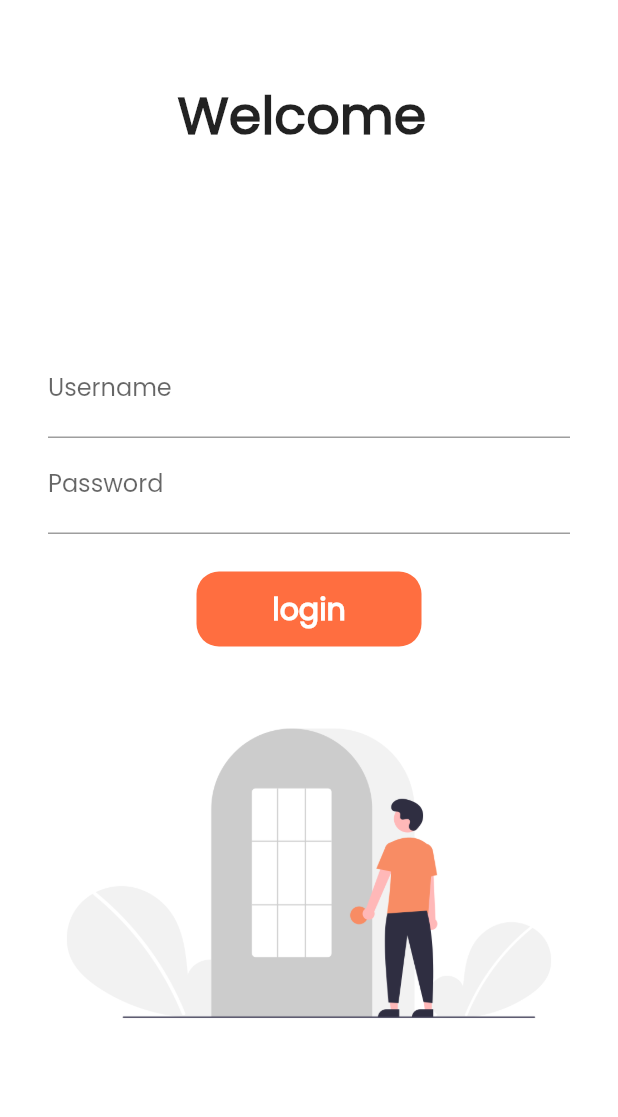
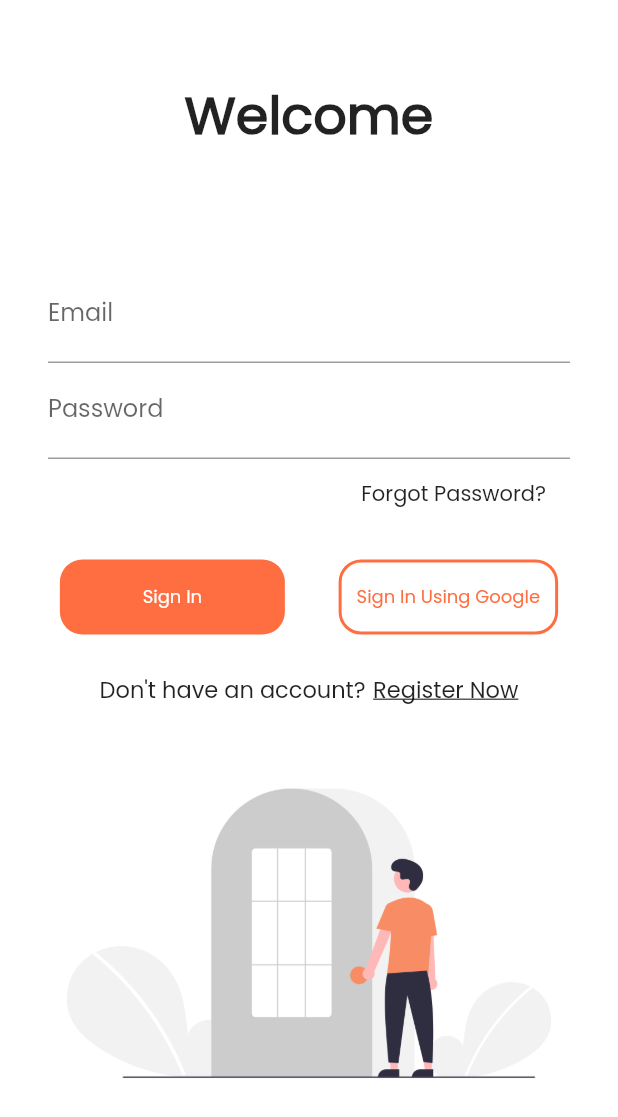
Before and after one commit to shhdwi/book-a-book, a Flutter app: the LoginPage screen opened by its route, on a phone screen of 412 x 824 dp. Shown: the top 1117 px of the screen. Run offline on Flutter 3.47's test engine with Material 2 defaults, Android fonts, the phone set to English and light mode, and no system bars; our stand-ins replace firebase_auth, firebase_core; accounts and stored records are empty; network calls fail.

Commit message:
Added SignUp with Firebase

```diff
--- /dev/null
+++ b/lib/model/user.dart
@@ -0,0 +1,5 @@
+class UserData{
+  late String userId;
+  UserData({required this.userId});
+
+}
--- a/lib/screens/login_page.dart
+++ b/lib/screens/login_page.dart
@@ -39,7 +39,7 @@ class _LoginPageState extends State<LoginPage> {
            children: [
              SizedBox(height: 50.0),
              Text(
-               "Welcome $name",
+               "Welcome",
                style: TextStyle(
                  fontSize: 35,
                  fontFamily: "Poppins",
@@ -54,15 +54,15 @@ class _LoginPageState extends State<LoginPage> {
                child: Column(
                  mainAxisAlignment: MainAxisAlignment.spaceEvenly,
                  children: [
-                   SizedBox(height: 100.0),
+                   SizedBox(height: 50.0),
                    TextFormField(
                      decoration: InputDecoration(
-                       hintText: "Enter Username",
-                       labelText: "Username",
+                       hintText: "Enter Email",
+                       labelText: "Email",
                      ),
                      validator: (value){
                        if (value!.isEmpty){
-                         return "Username cannot be empty";
+                         return "Email cannot be empty";
                        }
                        return null;
 
@@ -93,8 +93,20 @@ class _LoginPageState extends State<LoginPage> {
                        return null;
                      },
                    ),
+                   SizedBox(height: 5),
+                   Container(
+                     alignment: Alignment.centerRight,
+                     child: Container(
+                       padding: EdgeInsets.symmetric(horizontal: 16,vertical: 8),
+                       child: Text("Forgot Password?"),
+                     ),
+                   ),
                    SizedBox(height: 25.0),
+                   Row(
+                     mainAxisAlignment: MainAxisAlignment.spaceEvenly,
+                     children: [
                        InkWell(
+
                          onTap: () => moveToHome(context),
                          child: AnimatedContainer(
                            duration: Duration(milliseconds: 200),
@@ -103,14 +115,14 @@ class _LoginPageState extends State<LoginPage> {
 
                            alignment: Alignment.center,
                            child: changeBtn
-                           ?Icon(Icons.done)
+                               ?Icon(Icons.done,color: Colors.white)
                                :Text(
-                         "login",
+                             "Sign In",
                              style: TextStyle(
                                color: Colors.white,
-                           fontSize: 20,
+                               fontSize: 12,
                                fontFamily: "Poppins",
-                           fontWeight: FontWeight.bold,
+                               // fontWeight: FontWeight.bold,
                              ),
 
                            ),
@@ -120,8 +132,76 @@ class _LoginPageState extends State<LoginPage> {
                            ),
 
                          ),
+                       ),
+                       SizedBox(width: 20),
+                       // ElevatedButton(
+                       //     child:
+                       //     Text("Login"),
+                       //     onPressed: (){},
+                       //     style: ElevatedButton.styleFrom(
+                       //       primary: Colors.deepOrangeAccent,
+                       //       onPrimary: Colors.white,
+                       //     )
+                       // ),
+                       // SizedBox(width: 15,),
+                       // ElevatedButton(
+                       //   child:
+                       //   Text("Sign Up"),
+                       //   onPressed: (){},
+                       //   style: ElevatedButton.styleFrom(
+                       //     primary: Colors.deepOrangeAccent,
+                       //     onPrimary: Colors.white,
+                       //   )
+                       //   ),
+                       Container(
+
+                         padding: const EdgeInsets.all(10.0),
+
+                         height: 50,
+                         alignment: Alignment.center,
+                         child: Text(
+                           "Sign In Using Google",
+                           style: TextStyle(
+                             color: Colors.deepOrangeAccent,
+                             fontSize: 12,
+
+
+                             fontFamily: "Poppins",
+
+                             // fontWeight: FontWeight.bold,
+                           ),
+
+                         ),
+                         decoration: BoxDecoration(
+                             border: Border.all(color: Colors.deepOrangeAccent, width: 2),
+
+
+                             color: Colors.white54,
+                             borderRadius: BorderRadius.circular(15)
+                         ),
+
+                       ),
+                     ],
+
+                   ),
+
+
+                   SizedBox(height: 25.0),
+                   Row(mainAxisAlignment: MainAxisAlignment.center,
+                     children: [
+                       Text("Don't have an account?",style: TextStyle(
+                         fontSize: 15,
+                       ),
+                       ),
+                       SizedBox(width: 5,),
+                       Text("Register Now",style: TextStyle(
+                         fontSize: 15,
+                         decoration: TextDecoration.underline,
+
                        )
-
+                       ),
+                     ],
+                   )
                  ],
                ),
              ),
--- a/pubspec.yaml
+++ b/pubspec.yaml
@@ -28,6 +28,10 @@ dependencies:
   # The following adds the Cupertino Icons font to your application.
   # Use with the CupertinoIcons class for iOS style icons.
   cupertino_icons: ^1.0.2
+  firebase_auth: ^1.1.4
+  cloud_firestore: ^2.1.0
+  firebase_core: ^1.1.1
+  google_sign_in: ^4.4.4
 
 dev_dependencies:
   flutter_test:
@@ -47,6 +51,8 @@ flutter:
   # To add assets to your application, add an assets section, like this:
   assets:
    - assets/images/login_image.png
+   - assets/images/SignUp.png
+   - assets/images/read_img.png
   #   - images/a_dot_ham.jpeg
 
   # An image asset can refer to one or more resolution-specific "variants", see
```
Also changed, not shown: lib/screens/main.dart (+7 -2 lines), lib/screens/signup.dart (added, +241 -0 lines), lib/services/auth.dart (added, +48 -0 lines), lib/widgets/drawer.dart (+8 -1 lines), lib/widgets/themes.dart (+8 -1 lines), lib/widgets/widgets.dart (added, +13 -0 lines), assets/images/SignUp.png (added), assets/images/read_img.png (added), pubspec.lock, 3 other files. Lines whose indentation alone changed are shown as unchanged.
